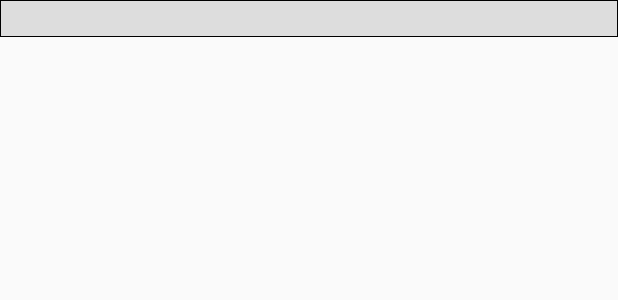
After one commit to bergconnor/cis642-Team5, an Android app: the layout table_data_view.xml on its own in the app's theme, with its tools: preview values and no code run, on a phone screen of 412 x 824 dp. The commit adds this screen. Shown: the top 300 px of the screen. Run offline under Robolectric (Android 15) with nearby library versions, the phone set to English and light mode, and no system bars.

Commit message:
updated data tables to only allow editting on comments

```diff
--- /dev/null
+++ b/WaterQuality/app/src/main/res/layout/table_data_view.xml
@@ -0,0 +1,18 @@
+<?xml version="1.0" encoding="utf-8"?>
+<HorizontalScrollView xmlns:android="http://schemas.android.com/apk/res/android"
+    android:layout_width="match_parent"
+    android:layout_height="wrap_content"
+    android:layout_weight="1"
+    android:paddingLeft="2dp"
+    android:paddingRight="2dp"
+    android:fillViewport="true"
+    android:scrollbars="none"
+    android:background="@drawable/border" >
+    <TextView
+        android:layout_width="match_parent"
+        android:layout_height="wrap_content"
+        android:textSize="18sp"
+        android:maxLines="1"
+        android:inputType="textNoSuggestions"
+        android:background="@android:color/transparent" />
+</HorizontalScrollView>
```
Also changed, not shown: WaterQuality/app/src/main/java/edu/ksu/cis/waterquality/HistoryDetailsActivity.java (+23 -15 lines), WaterQuality/app/src/main/java/edu/ksu/cis/waterquality/UploadActivity.java (+22 -14 lines), WaterQuality/app/src/main/res/layout/table_data_edit.xml (renamed from WaterQuality/app/src/main/res/layout/table_scroll_view.xml), WaterQuality/app/src/main/res/layout/table_label.xml (renamed from WaterQuality/app/src/main/res/layout/table_text_view.xml).
